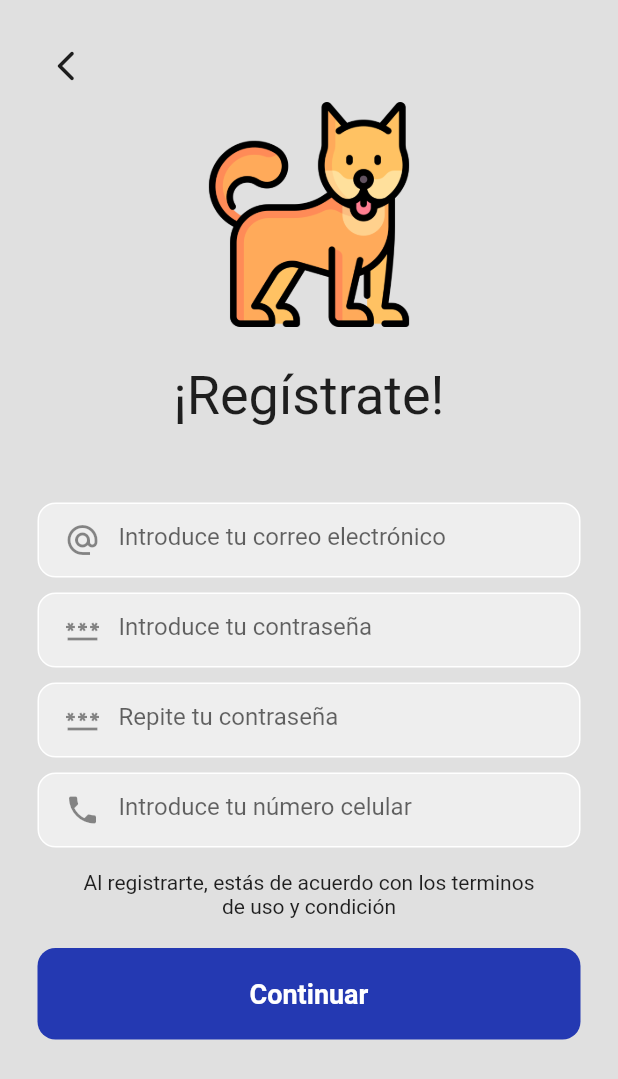
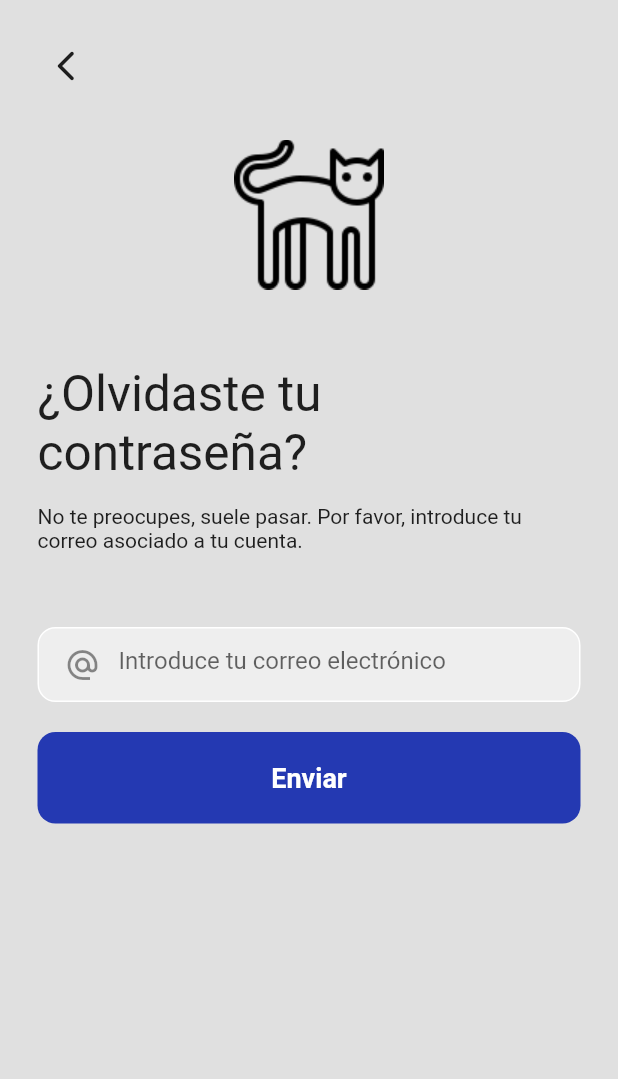
Before and after one commit to BryanVazquezHdez/SafVetFlutter, a Flutter app: the screen it shows after launch, after a tap on "¡Regístrate aquí!", on a phone screen of 412 x 824 dp. Shown: the top 1079 px of the screen. Run offline on Flutter 3.47's test engine with Material 2 defaults, Android fonts, the phone set to English and light mode, and no system bars; our stand-ins replace firebase_core, google_fonts; accounts and stored records are empty.

Commit message:
Recovery page added

```diff
--- a/lib/login_page.dart
+++ b/lib/login_page.dart
@@ -2,6 +2,7 @@
 
 import 'package:flutter/material.dart';
 import 'package:google_fonts/google_fonts.dart';
+import 'package:safevet/recover_page.dart';
 import 'package:safevet/register_page.dart';
 
 class LoginPage extends StatefulWidget {
@@ -59,6 +60,7 @@ class _LoginPageState extends State<LoginPage> {
                   child: Padding(
                     padding: const EdgeInsets.only(left: 5.0),
                     child: TextField(
+                      keyboardType: TextInputType.emailAddress,
                       decoration: InputDecoration(
                           border: InputBorder.none,
                           prefixIcon: Icon(Icons.alternate_email),
@@ -99,6 +101,32 @@ class _LoginPageState extends State<LoginPage> {
                 height: 10,
               ),
 
+              //forgot password
+              Row(
+                mainAxisAlignment: MainAxisAlignment.end,
+                children: [
+                  Padding(
+                    padding: const EdgeInsets.only(right: 25),
+                    child: TextButton(
+                        child: Text(
+                          "¿Olvidaste tu contraseña?",
+                          style: TextStyle(
+                              fontWeight: FontWeight.bold, color: Colors.blue),
+                        ),
+                        onPressed: () {
+                          Navigator.push(
+                              context,
+                              MaterialPageRoute(
+                                  builder: (context) => RegisterPage()));
+                        }),
+                  ),
+                ],
+              ),
+
+              SizedBox(
+                height: 10,
+              ),
+
               //boton login
               Padding(
                 padding: const EdgeInsets.symmetric(horizontal: 25.0),
@@ -118,7 +146,7 @@ class _LoginPageState extends State<LoginPage> {
               ),
 
               SizedBox(
-                height: 25,
+                height: 10,
               ),
 
               //registro
@@ -139,7 +167,7 @@ class _LoginPageState extends State<LoginPage> {
                         Navigator.push(
                             context,
                             MaterialPageRoute(
-                                builder: (context) => RegisterPage()));
+                                builder: (context) => RecoverPage()));
                       }),
                 ],
               )
--- /dev/null
+++ b/lib/recover_page.dart
@@ -0,0 +1,120 @@
+// ignore_for_file: prefer_const_constructors
+
+import 'package:flutter/material.dart';
+import 'package:google_fonts/google_fonts.dart';
+
+class RecoverPage extends StatefulWidget {
+  const RecoverPage({Key? key}) : super(key: key);
+
+  @override
+  State<RecoverPage> createState() => _RecoverPageState();
+}
+
+class _RecoverPageState extends State<RecoverPage> {
+  @override
+  Widget build(BuildContext context) {
+    return Scaffold(
+      resizeToAvoidBottomInset: false,
+      backgroundColor: Colors.grey[300],
+      body: Column(
+        children: [
+          SafeArea(
+            child: Row(
+              children: [
+                Padding(
+                  padding: const EdgeInsets.only(left: 20, top: 20),
+                  child: IconButton(
+                    icon: Icon(
+                      Icons.arrow_back_ios_new_rounded,
+                    ),
+                    onPressed: () {
+                      Navigator.pop(context);
+                    },
+                  ),
+                ),
+              ],
+            ),
+          ),
+          SafeArea(
+              child: Center(
+                  child: Column(
+            mainAxisAlignment: MainAxisAlignment.center,
+            children: [
+              Image.asset(
+                "assets/images/cat.png",
+                height: 150,
+                width: 150,
+              ),
+              SizedBox(
+                height: 25,
+              ),
+              Padding(
+                padding: const EdgeInsets.only(left: 25, right: 25),
+                child: Text(
+                  "¿Olvidaste tu contraseña?",
+                  style: GoogleFonts.roboto(fontSize: 33),
+                ),
+              ),
+              Padding(
+                padding: const EdgeInsets.only(left: 25, right: 25, top: 15),
+                child: Text(
+                  "No te preocupes, suele pasar. Por favor, introduce tu correo asociado a tu cuenta. ",
+                  style: GoogleFonts.roboto(fontSize: 14),
+                ),
+              ),
+
+              SizedBox(
+                height: 50,
+              ),
+
+              //textfield correo
+              Padding(
+                padding: const EdgeInsets.symmetric(horizontal: 25.0),
+                child: Container(
+                  decoration: BoxDecoration(
+                      color: Colors.grey[200],
+                      border: Border.all(
+                        color: Colors.white,
+                      ),
+                      borderRadius: BorderRadius.circular(12)),
+                  child: Padding(
+                    padding: const EdgeInsets.only(left: 5.0),
+                    child: TextField(
+                      keyboardType: TextInputType.emailAddress,
+                      decoration: InputDecoration(
+                          border: InputBorder.none,
+                          prefixIcon: Icon(Icons.alternate_email),
+                          hintText: 'Introduce tu correo electrónico'),
+                    ),
+                  ),
+                ),
+              ),
+
+              SizedBox(
+                height: 20,
+              ),
+
+              //Botón de
+              Padding(
+                padding: const EdgeInsets.symmetric(horizontal: 25.0),
+                child: Container(
+                  padding: EdgeInsets.all(20),
+                  decoration: BoxDecoration(
+                      color: Color.fromARGB(255, 36, 57, 178),
+                      borderRadius: BorderRadius.circular(12)),
+                  child: Center(
+                      child: Text("Enviar",
+                          style: TextStyle(
+                            color: Colors.white,
+                            fontWeight: FontWeight.bold,
+                            fontSize: 18,
+                          ))),
+                ),
+              ),
+            ],
+          )))
+        ],
+      ),
+    );
+  }
+}
--- a/lib/register_page.dart
+++ b/lib/register_page.dart
@@ -1,8 +1,8 @@
 // ignore_for_file: prefer_const_constructors, prefer_const_literals_to_create_immutables, avoid_unnecessary_containers
 
 import 'package:flutter/material.dart';
+import 'package:flutter/services.dart';
 import 'package:google_fonts/google_fonts.dart';
-import 'package:safevet/login_page.dart';
 
 class RegisterPage extends StatefulWidget {
   const RegisterPage({Key? key}) : super(key: key);
@@ -67,6 +67,7 @@ class _RegisterPageState extends State<RegisterPage> {
                     child: Padding(
                       padding: const EdgeInsets.only(left: 5.0),
                       child: TextField(
+                        keyboardType: TextInputType.emailAddress,
                         decoration: InputDecoration(
                             border: InputBorder.none,
                             prefixIcon: Icon(Icons.alternate_email),
```
Also changed, not shown: assets/images/cat.png (added), 1 other file.
